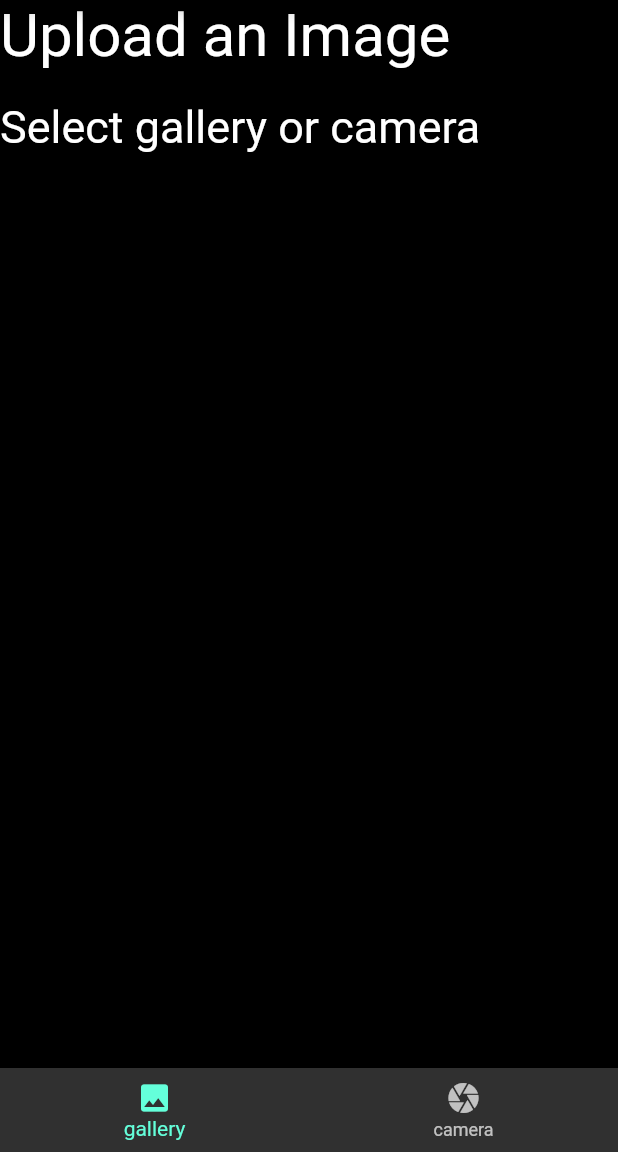
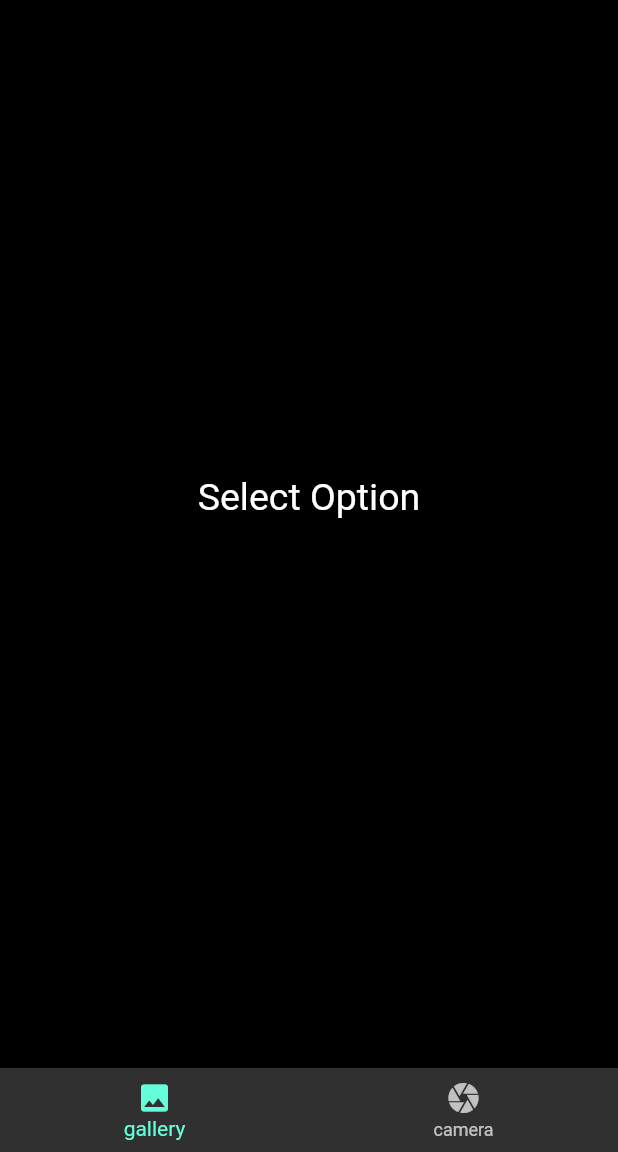
Before and after one commit to learnevent/edu_app, a Flutter app: the screen it shows after launch, on a phone screen of 412 x 824 dp, the part 84-1236 px from its top. Run offline on Flutter 3.47's test engine with Material 2 defaults, Android fonts, the phone set to English and light mode, and no system bars; our stand-ins replace image_picker; missing offline and left inert: google_mlkit_image_labeling, google_mlkit_object_detection.

Commit message:
UI cleanup

```diff
--- a/lib/pages/homepage/homepage.dart
+++ b/lib/pages/homepage/homepage.dart
@@ -25,25 +25,21 @@ class _HomePageState extends State<HomePage> {
         centerTitle: true,
         title: const Text("Learn Event"),
       ),
-      body: SingleChildScrollView(
+      body: Center(
+        child: SingleChildScrollView(
           child: Column(
             children: [
               if (imageFile == null)
                 Column(
-                crossAxisAlignment: CrossAxisAlignment.start,
+                  crossAxisAlignment: CrossAxisAlignment.center,
                   children: const [
                     Text(
-                    'Upload an Image',
-                    style: TextStyle(fontSize: 40),
+                      'Select Option',
+                      style: TextStyle(fontSize: 25),
                     ),
                     SizedBox(
                       height: 20,
-                  ),
-                  Text(
-                    'Select gallery or camera',
-                    style: TextStyle(fontSize: 30),
-                    textAlign: TextAlign.left,
-                  ),
+                    )
                   ],
                 ),
               if (imageFile != null)
@@ -54,10 +50,11 @@ class _HomePageState extends State<HomePage> {
                 ),
               Text(
                 scannedText,
-              style: const TextStyle(fontSize: 25, color: Colors.white),
+                style: const TextStyle(fontSize: 25),
                 textAlign: TextAlign.left,
               ),
             ],
+          ),
         ),
       ),
       bottomNavigationBar: BottomNavigationBar(
```
Also changed, not shown: 1 other file. Lines whose indentation alone changed are shown as unchanged.
